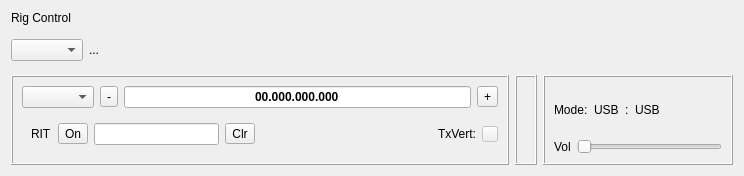
This is mqt/MqtLogger/rigcontrolframe.ui in Rsclub22/Minos2-Mirror as Qt 5 draws it before an edit. The edited form follows.
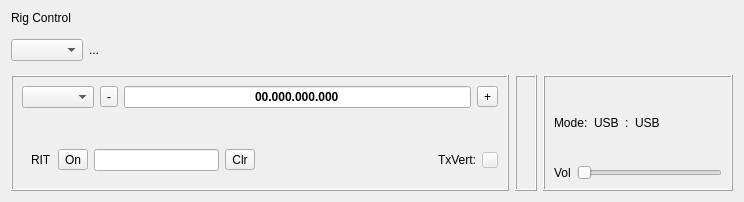
This is the edited form. Custom widgets are drawn as their Qt base class.

```diff
--- a/mqt/MqtLogger/rigcontrolframe.ui
+++ b/mqt/MqtLogger/rigcontrolframe.ui
@@ -7,7 +7,7 @@
     <x>0</x>
     <y>0</y>
     <width>744</width>
-    <height>176</height>
+    <height>202</height>
    </rect>
   </property>
   <property name="windowTitle">
@@ -83,30 +83,6 @@
        </item>
       </layout>
      </item>
-     <item>
-      <layout class="QHBoxLayout" name="horizontalLayout_12">
-       <item>
-        <widget class="QLabel" name="bandWarnLabel">
-         <property name="text">
-          <string/>
-         </property>
-        </widget>
-       </item>
-       <item>
-        <spacer name="horizontalSpacer_2">
-         <property name="orientation">
-          <enum>Qt::Horizontal</enum>
-         </property>
-         <property name="sizeHint" stdset="0">
-          <size>
-           <width>40</width>
-           <height>20</height>
-          </size>
-         </property>
-        </spacer>
-       </item>
-      </layout>
-     </item>
     </layout>
    </item>
    <item>
@@ -173,6 +149,30 @@
           </item>
          </layout>
         </item>
+        <item>
+         <layout class="QHBoxLayout" name="horizontalLayout_12">
+          <item>
+           <spacer name="horizontalSpacer_2">
+            <property name="orientation">
+             <enum>Qt::Horizontal</enum>
+            </property>
+            <property name="sizeHint" stdset="0">
+             <size>
+              <width>40</width>
+              <height>20</height>
+             </size>
+            </property>
+           </spacer>
+          </item>
+          <item>
+           <widget class="QLabel" name="bandWarnLabel">
+            <property name="text">
+             <string/>
+            </property>
+           </widget>
+          </item>
+         </layout>
+        </item>
         <item>
          <layout class="QHBoxLayout" name="horizontalLayout_4">
           <item>
```
